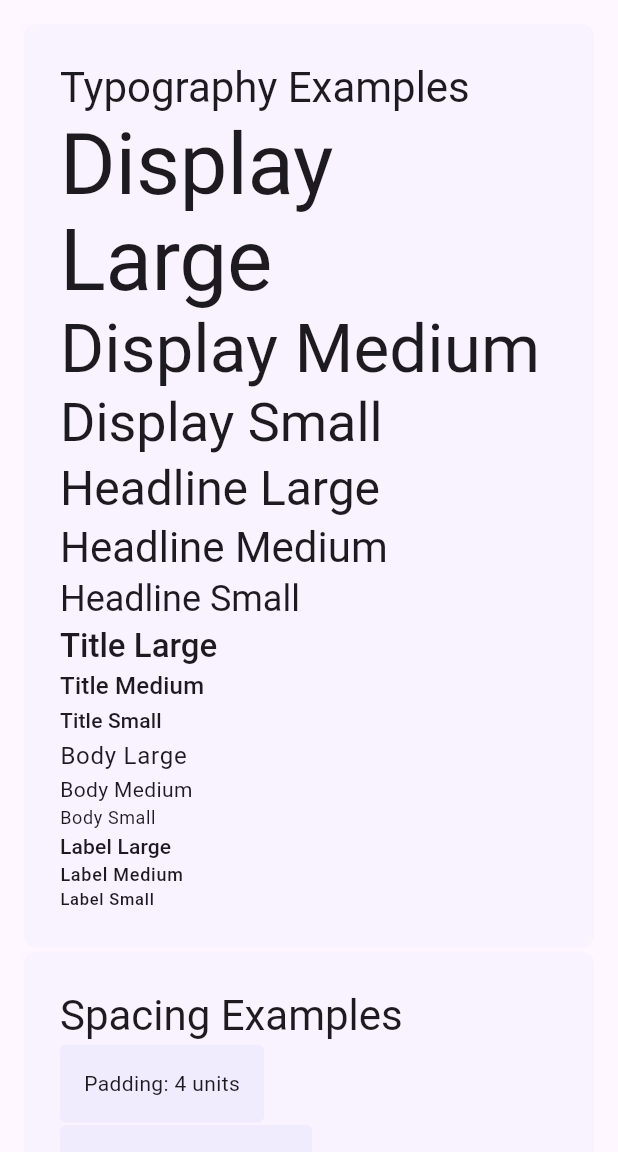
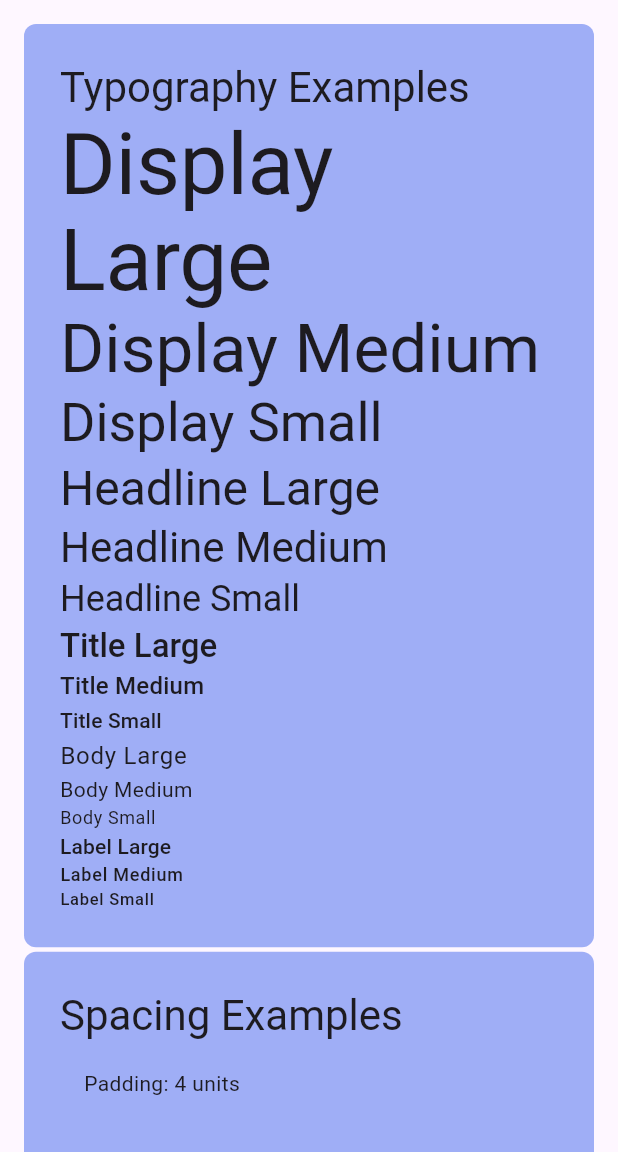
Before and after one commit to adarsh-mamgain/snap_ui, a Flutter app: the screen it shows after launch, on a phone screen of 412 x 824 dp, the part 84-1236 px from its top. Run offline on Flutter 3.47's test engine with Material 3 defaults, Android fonts, the phone set to English and light mode, and no system bars.

Commit message:
refactor: Update main.dart to use withValues for color transparency and replace Text widgets with const for performance optimization

```diff
--- a/example/lib/main.dart
+++ b/example/lib/main.dart
@@ -1,11 +1,5 @@
 import 'package:flutter/material.dart';
 import 'package:snap_ui/snap_ui.dart';
-import 'package:snap_ui/src/themes/theme.dart';
-import 'package:snap_ui/src/components/buttons/buttons.dart';
-import 'package:snap_ui/src/components/inputs/inputs.dart';
-import 'package:snap_ui/src/components/cards/cards.dart';
-import 'package:snap_ui/src/components/lists/lists.dart';
-import 'package:snap_ui/src/components/dialogs/dialogs.dart';
 
 void main() {
   runApp(const MyApp());
@@ -55,7 +49,7 @@ class HomePage extends StatelessWidget {
             Container(
               padding: theme.spacing.all(6),
               decoration: BoxDecoration(
-                color: theme.primaryColor.withOpacity(0.05),
+                color: theme.primaryColor.withValues(alpha: 128),
                 borderRadius: theme.borderRadius.lg,
               ),
               child: Column(
@@ -160,7 +154,7 @@ class HomePage extends StatelessWidget {
               width: double.infinity,
               padding: theme.spacing.all(6),
               decoration: BoxDecoration(
-                color: theme.primaryColor.withOpacity(0.05),
+                color: theme.primaryColor.withValues(alpha: 128),
                 borderRadius: theme.borderRadius.lg,
               ),
               child: Column(
@@ -174,19 +168,19 @@ class HomePage extends StatelessWidget {
                   Container(
                     padding: theme.spacing.all(4),
                     decoration: BoxDecoration(
-                      color: theme.primaryColor.withOpacity(0.1),
+                      color: theme.primaryColor.withValues(alpha: 128),
                       borderRadius: theme.borderRadius.md,
                     ),
-                    child: Text('Padding: 4 units'),
+                    child: const Text('Padding: 4 units'),
                   ),
                   SizedBox(height: theme.spacing.six),
                   Container(
                     padding: theme.spacing.all(8),
                     decoration: BoxDecoration(
-                      color: theme.primaryColor.withOpacity(0.1),
+                      color: theme.primaryColor.withValues(alpha: 128),
                       borderRadius: theme.borderRadius.md,
                     ),
-                    child: Text('Padding: 8 units'),
+                    child: const Text('Padding: 8 units'),
                   ),
                 ],
               ),
@@ -197,7 +191,7 @@ class HomePage extends StatelessWidget {
             Container(
               padding: theme.spacing.all(6),
               decoration: BoxDecoration(
-                color: theme.primaryColor.withOpacity(0.05),
+                color: theme.primaryColor.withValues(alpha: 128),
                 borderRadius: theme.borderRadius.lg,
               ),
               child: Column(
@@ -215,28 +209,28 @@ class HomePage extends StatelessWidget {
                         width: 100,
                         height: 100,
                         decoration: BoxDecoration(
-                          color: theme.primaryColor.withOpacity(0.1),
+                          color: theme.primaryColor.withValues(alpha: 128),
                           borderRadius: theme.borderRadius.sm,
                         ),
-                        child: Center(child: Text('sm')),
+                        child: const Center(child: Text('sm')),
                       ),
                       Container(
                         width: 100,
                         height: 100,
                         decoration: BoxDecoration(
-                          color: theme.primaryColor.withOpacity(0.1),
+                          color: theme.primaryColor.withValues(alpha: 128),
                           borderRadius: theme.borderRadius.md,
                         ),
-                        child: Center(child: Text('md')),
+                        child: const Center(child: Text('md')),
                       ),
                       Container(
                         width: 100,
                         height: 100,
                         decoration: BoxDecoration(
-                          color: theme.primaryColor.withOpacity(0.1),
+                          color: theme.primaryColor.withValues(alpha: 128),
                           borderRadius: theme.borderRadius.lg,
                         ),
-                        child: Center(child: Text('lg')),
+                        child: const Center(child: Text('lg')),
                       ),
                     ],
                   ),
@@ -250,7 +244,7 @@ class HomePage extends StatelessWidget {
               width: double.infinity,
               padding: theme.spacing.all(6),
               decoration: BoxDecoration(
-                color: theme.primaryColor.withOpacity(0.05),
+                color: theme.primaryColor.withValues(alpha: 128),
                 borderRadius: theme.borderRadius.lg,
               ),
               child: Column(
@@ -268,7 +262,7 @@ class HomePage extends StatelessWidget {
                       borderRadius: theme.borderRadius.md,
                       boxShadow: theme.shadows.sm,
                     ),
-                    child: Text('Small Shadow'),
+                    child: const Text('Small Shadow'),
                   ),
                   SizedBox(height: theme.spacing.sixtyFour),
                   Container(
@@ -278,7 +272,7 @@ class HomePage extends StatelessWidget {
                       borderRadius: theme.borderRadius.md,
                       boxShadow: theme.shadows.md,
                     ),
-                    child: Text('Medium Shadow'),
+                    child: const Text('Medium Shadow'),
                   ),
                   SizedBox(height: theme.spacing.sixtyFour),
                   Container(
@@ -288,7 +282,7 @@ class HomePage extends StatelessWidget {
                       borderRadius: theme.borderRadius.md,
                       boxShadow: theme.shadows.lg,
                     ),
-                    child: Text('Large Shadow'),
+                    child: const Text('Large Shadow'),
                   ),
                 ],
               ),
@@ -300,7 +294,7 @@ class HomePage extends StatelessWidget {
               width: double.infinity,
               padding: theme.spacing.all(6),
               decoration: BoxDecoration(
-                color: theme.primaryColor.withOpacity(0.05),
+                color: theme.primaryColor.withValues(alpha: 128),
                 borderRadius: theme.borderRadius.lg,
               ),
               child: Column(
@@ -322,20 +316,20 @@ class HomePage extends StatelessWidget {
                     children: [
                       SnapButton(
                         onPressed: () {},
+                        size: ButtonSize.small,
                         child: const Text('Small'),
-                        size: ButtonSize.small,
                       ),
                       SizedBox(width: theme.spacing.six),
                       SnapButton(
                         onPressed: () {},
+                        size: ButtonSize.medium,
                         child: const Text('Medium'),
-                        size: ButtonSize.medium,
                       ),
                       SizedBox(width: theme.spacing.six),
                       SnapButton(
                         onPressed: () {},
+                        size: ButtonSize.large,
                         child: const Text('Large'),
-                        size: ButtonSize.large,
                       ),
                     ],
                   ),
@@ -351,23 +345,23 @@ class HomePage extends StatelessWidget {
                     children: [
                       SnapButton(
                         onPressed: () {},
-                        child: const Text('Small'),
                         variant: ButtonVariant.secondary,
                         size: ButtonSize.small,
+                        child: const Text('Small'),
                       ),
                       SizedBox(width: theme.spacing.six),
                       SnapButton(
                         onPressed: () {},
-                        child: const Text('Medium'),
                         variant: ButtonVariant.secondary,
                         size: ButtonSize.medium,
+                        child: const Text('Medium'),
                       ),
                       SizedBox(width: theme.spacing.six),
                       SnapButton(
                         onPressed: () {},
-                        child: const Text('Large'),
                         variant: ButtonVariant.secondary,
                         size: ButtonSize.large,
+                        child: const Text('Large'),
                       ),
                     ],
                   ),
@@ -383,23 +377,23 @@ class HomePage extends StatelessWidget {
                     children: [
                       SnapButton(
                         onPressed: () {},
-                        child: const Text('Small'),
                         variant: ButtonVariant.outlined,
                         size: ButtonSize.small,
+                        child: const Text('Small'),
                       ),
                       SizedBox(width: theme.spacing.six),
                       SnapButton(
                         onPressed: () {},
-                        child: const Text('Medium'),
                         variant: ButtonVariant.outlined,
                         size: ButtonSize.medium,
+                        child: const Text('Medium'),
                       ),
                       SizedBox(width: theme.spacing.six),
                       SnapButton(
                         onPressed: () {},
-                        child: const Text('Large'),
                         variant: ButtonVariant.outlined,
                         size: ButtonSize.large,
+                        child: const Text('Large'),
                       ),
                     ],
                   ),
@@ -415,23 +409,23 @@ class HomePage extends StatelessWidget {
                     children: [
                       SnapButton(
                         onPressed: () {},
-                        child: const Text('Small'),
                         variant: ButtonVariant.text,
                         size: ButtonSize.small,
+                        child: const Text('Small'),
                       ),
                       SizedBox(width: theme.spacing.six),
                       SnapButton(
                         onPressed: () {},
-                        child: const Text('Medium'),
                         variant: ButtonVariant.text,
                         size: ButtonSize.medium,
+                        child: const Text('Medium'),
                       ),
                       SizedBox(width: theme.spacing.six),
                       SnapButton(
                         onPressed: () {},
-                        child: const Text('Large'),
                         variant: ButtonVariant.text,
                         size: ButtonSize.large,
+                        child: const Text('Large'),
                       ),
                     ],
                   ),
@@ -452,14 +446,14 @@ class HomePage extends StatelessWidget {
                       SizedBox(width: theme.spacing.six),
                       SnapButton(
                         onPressed: () {},
+                        isDisabled: true,
                         child: const Text('Disabled'),
-                        isDisabled: true,
                       ),
                       SizedBox(width: theme.spacing.six),
                       SnapButton(
                         onPressed: () {},
+                        isLoading: true,
                         child: const Text('Loading'),
-                        isLoading: true,
                       ),
                     ],
                   ),
@@ -473,8 +467,8 @@ class HomePage extends StatelessWidget {
                   SizedBox(height: theme.spacing.eight),
                   SnapButton(
                     onPressed: () {},
+                    isFullWidth: true,
                     child: const Text('Full Width Button'),
-                    isFullWidth: true,
                   ),
                 ],
               ),
@@ -486,7 +480,7 @@ class HomePage extends StatelessWidget {
               width: double.infinity,
               padding: theme.spacing.all(6),
               decoration: BoxDecoration(
-                color: theme.primaryColor.withOpacity(0.05),
+                color: theme.primaryColor.withValues(alpha: 128),
                 borderRadius: theme.borderRadius.lg,
               ),
               child: Column(
@@ -504,18 +498,18 @@ class HomePage extends StatelessWidget {
                     style: theme.typography.titleMedium,
                   ),
                   SizedBox(height: theme.spacing.eight),
-                  SnapTextInput(
+                  const SnapTextInput(
                     label: 'Label',
                     hint: 'Placeholder text',
                   ),
                   SizedBox(height: theme.spacing.six),
-                  SnapTextInput(
+                  const SnapTextInput(
                     label: 'Required Input',
                     hint: 'This field is required',
                     isRequired: true,
                   ),
                   SizedBox(height: theme.spacing.six),
-                  SnapTextInput(
+                  const SnapTextInput(
                     label: 'Disabled Input',
                     hint: 'This input is disabled',
                     isDisabled: true,
@@ -528,13 +522,13 @@ class HomePage extends StatelessWidget {
                     style: theme.typography.titleMedium,
                   ),
                   SizedBox(height: theme.spacing.eight),
-                  SnapTextInput(
+                  const SnapTextInput(
                     label: 'Outlined Input',
                     hint: 'Default outlined style',
                     variant: InputVariant.outlined,
                   ),
                   SizedBox(height: theme.spacing.six),
-                  SnapTextInput(
+                  const SnapTextInput(
                     label: 'Filled Input',
                     hint: 'Filled style input',
                     variant: InputVariant.filled,
@@ -547,19 +541,19 @@ class HomePage extends StatelessWidget {
                     style: theme.typography.titleMedium,
                   ),
                   SizedBox(height: theme.spacing.eight),
-                  SnapTextInput(
+                  const SnapTextInput(
                     label: 'Small Input',
                     hint: 'Small size input',
                     size: InputSize.small,
                   ),
                   SizedBox(height: theme.spacing.six),
-                  SnapTextInput(
+                  const SnapTextInput(
                     label: 'Medium Input',
                     hint: 'Medium size input (default)',
                     size: InputSize.medium,
                   ),
                   SizedBox(height: theme.spacing.six),
-                  SnapTextInput(
+                  const SnapTextInput(
                     label: 'Large Input',
                     hint: 'Large size input',
                     size: InputSize.large,
@@ -572,13 +566,13 @@ class HomePage extends StatelessWidget {
                     style: theme.typography.titleMedium,
                   ),
                   SizedBox(height: theme.spacing.eight),
-                  SnapTextInput(
+                  const SnapTextInput(
                     label: 'Error Input',
                     hint: 'This input has an error',
                     error: 'This field is required',
                   ),
                   SizedBox(height: theme.spacing.six),
-                  SnapTextInput(
+                  const SnapTextInput(
                     label: 'Helper Text Input',
                     hint: 'This input has helper text',
                     helper: 'This is a helper message',
@@ -601,13 +595,13 @@ class HomePage extends StatelessWidget {
                     ),
                   ),
                   SizedBox(height: theme.spacing.six),
-                  SnapTextInput(
+                  const SnapTextInput(
                     label: 'Email Input',
                     hint: 'Enter your email',
                     keyboardType: TextInputType.emailAddress,
                   ),
                   SizedBox(height: theme.spacing.six),
-                  SnapTextInput(
+                  const SnapTextInput(
                     label: 'Phone Input',
                     hint: 'Enter your phone number',
                     keyboardType: TextInputType.phone,
@@ -620,10 +614,10 @@ class HomePage extends StatelessWidget {
                     style: theme.typography.titleMedium,
                   ),
                   SizedBox(height: theme.spacing.eight),
-                  SnapTextInput(
+                  const SnapTextInput(
                     label: 'Search Input',
                     hint: 'Search...',
-                    prefix: const Icon(Icons.search),
+                    prefix: Icon(Icons.search),
                   ),
                   SizedBox(height: theme.spacing.six),
                   SnapTextInput(
@@ -643,14 +637,14 @@ class HomePage extends StatelessWidget {
                     style: theme.typography.titleMedium,
                   ),
                   SizedBox(height: theme.spacing.eight),
-                  SnapTextInput(
+                  const SnapTextInput(
                     label: 'Text Area',
                     hint: 'Enter multiple lines of text',
                     maxLines: 3,
                     minLines: 3,
                   ),
                   SizedBox(height: theme.spacing.six),
-                  SnapTextInput(
+                  const SnapTextInput(
                     label: 'Character Limited Input',
                     hint: 'Enter text (max 100 characters)',
                     maxLength: 100,
@@ -711,8 +705,7 @@ class HomePage extends StatelessWidget {
                   SnapSearchInput(
                     label: 'Custom Search',
                     searchHint: 'Search with custom icon',
-                    showSearchIcon: false,
-                    prefix: const Icon(Icons.search),
+                    showSearchIcon: true,
                     variant: InputVariant.filled,
                   ),
                   SizedBox(height: theme.spacing.sixteen),
@@ -740,7 +733,7 @@ class HomePage extends StatelessWidget {
                     dateFormat: 'dd/MM/yyyy',
                   ),
                   SizedBox(height: theme.spacing.six),
-                  SnapDateInput(
+                  const SnapDateInput(
                     label: 'Disabled Date Picker',
                     hint: 'This date picker is disabled',
                     isDisabled: true,
@@ -756,7 +749,7 @@ class HomePage extends StatelessWidget {
               width: double.infinity,
               padding: theme.spacing.all(6),
               decoration: BoxDecoration(
-                color: theme.primaryColor.withOpacity(0.05),
+                color: theme.primaryColor.withValues(alpha: 128),
                 borderRadius: theme.borderRadius.lg,
               ),
               child: Column(
@@ -774,7 +767,7 @@ class HomePage extends StatelessWidget {
                     style: theme.typography.titleMedium,
                   ),
                   SizedBox(height: theme.spacing.eight),
-                  SnapCard(
+                  const SnapCard(
                     child: Text('This is a basic card with default styling'),
                   ),
                   SizedBox(height: theme.spacing.six),
@@ -788,7 +781,7 @@ class HomePage extends StatelessWidget {
                   SnapCard(
                     isInteractive: true,
                     onTap: () {},
-                    child: Text('Tap me!'),
+                    child: const Text('Tap me!'),
                   ),
                   SizedBox(height: theme.spacing.six),
 
@@ -799,7 +792,7 @@ class HomePage extends StatelessWidget {
                   ),
                   SizedBox(height: theme.spacing.eight),
                   SnapCard(
-                    backgroundColor: theme.primaryColor.withOpacity(0.1),
+                    backgroundColor: theme.primaryColor.withValues(alpha: 128),
                     padding: theme.spacing.all(8),
                     margin: theme.spacing.all(2),
                     elevation: 8,
@@ -829,7 +822,7 @@ class HomePage extends StatelessWidget {
               width: double.infinity,
               padding: theme.spacing.all(6),
               decoration: BoxDecoration(
-                color: theme.primaryColor.withOpacity(0.05),
+                color: theme.primaryColor.withValues(alpha: 128),
                 borderRadius: theme.borderRadius.lg,
               ),
               child: Column(
@@ -847,11 +840,11 @@ class HomePage extends StatelessWidget {
                     style: theme.typography.titleMedium,
                   ),
                   SizedBox(height: theme.spacing.eight),
-                  SnapListTile(
-                    leading: const Icon(Icons.person),
+                  const SnapListTile(
+                    leading: Icon(Icons.person),
                     title: Text('John Doe'),
                     subtitle: Text('Software Engineer'),
-                    trailing: const Icon(Icons.chevron_right),
+                    trailing: Icon(Icons.chevron_right),
                   ),
                   SizedBox(height: theme.spacing.six),
 
@@ -863,8 +856,8 @@ class HomePage extends StatelessWidget {
                   SizedBox(height: theme.spacing.eight),
                   SnapListTile(
                     leading: const Icon(Icons.settings),
-                    title: Text('Settings'),
-                    subtitle: Text('App configuration'),
+                    title: const Text('Settings'),
+                    subtitle: const Text('App configuration'),
                     trailing: const Icon(Icons.chevron_right),
                     onTap: () {},
                   ),
@@ -896,7 +889,7 @@ class HomePage extends StatelessWidget {
                       activeColor: theme.primaryColor,
                     ),
                     showDivider: false,
-                    backgroundColor: theme.primaryColor.withOpacity(0.05),
+                    backgroundColor: theme.primaryColor.withValues(alpha: 128),
                   ),
                 ],
               ),
@@ -908,7 +901,7 @@ class HomePage extends StatelessWidget {
               width: double.infinity,
               padding: theme.spacing.all(6),
               decoration: BoxDecoration(
-                color: theme.primaryColor.withOpacity(0.05),
+                color: theme.primaryColor.withValues(alpha: 128),
                 borderRadius: theme.borderRadius.lg,
               ),
               child: Column(
@@ -990,18 +983,18 @@ class HomePage extends StatelessWidget {
                                 style: theme.typography.bodyMedium,
                               ),
                               SizedBox(height: theme.spacing.four),
-                              SnapListTile(
-                                leading: const Icon(Icons.check_circle),
+                              const SnapListTile(
+                                leading: Icon(Icons.check_circle),
                                 title: Text('Custom title with icon'),
                                 showDivider: false,
                               ),
-                              SnapListTile(
-                                leading: const Icon(Icons.check_circle),
+                              const SnapListTile(
+                                leading: Icon(Icons.check_circle),
                                 title: Text('Custom content layout'),
                                 showDivider: false,
                               ),
-                              SnapListTile(
-                                leading: const Icon(Icons.check_circle),
+                              const SnapListTile(
+                                leading: Icon(Icons.check_circle),
                                 title: Text('Custom action buttons'),
                                 showDivider: false,
                               ),
--- a/lib/snap_ui.dart
+++ b/lib/snap_ui.dart
@@ -2,5 +2,22 @@
 export 'src/config/snap_config.dart';
 export 'src/config/snap_constants.dart';
 
+// Export themes
+export 'src/themes/theme.dart';
+
+// Export components
+export 'src/components/buttons/buttons.dart';
+export 'src/components/inputs/inputs.dart';
+export 'src/components/cards/cards.dart';
+export 'src/components/lists/lists.dart';
+export 'src/components/dialogs/dialogs.dart';
+export 'src/components/chips/chips.dart';
+export 'src/components/badges/badges.dart';
+export 'src/components/avatars/avatars.dart';
+export 'src/components/progress/progress.dart';
+export 'src/components/tooltips/tooltips.dart';
+export 'src/components/dividers/dividers.dart';
+export 'src/components/accordions/accordions.dart';
+
 // Export examples
 export 'src/examples/config_example.dart';
```
